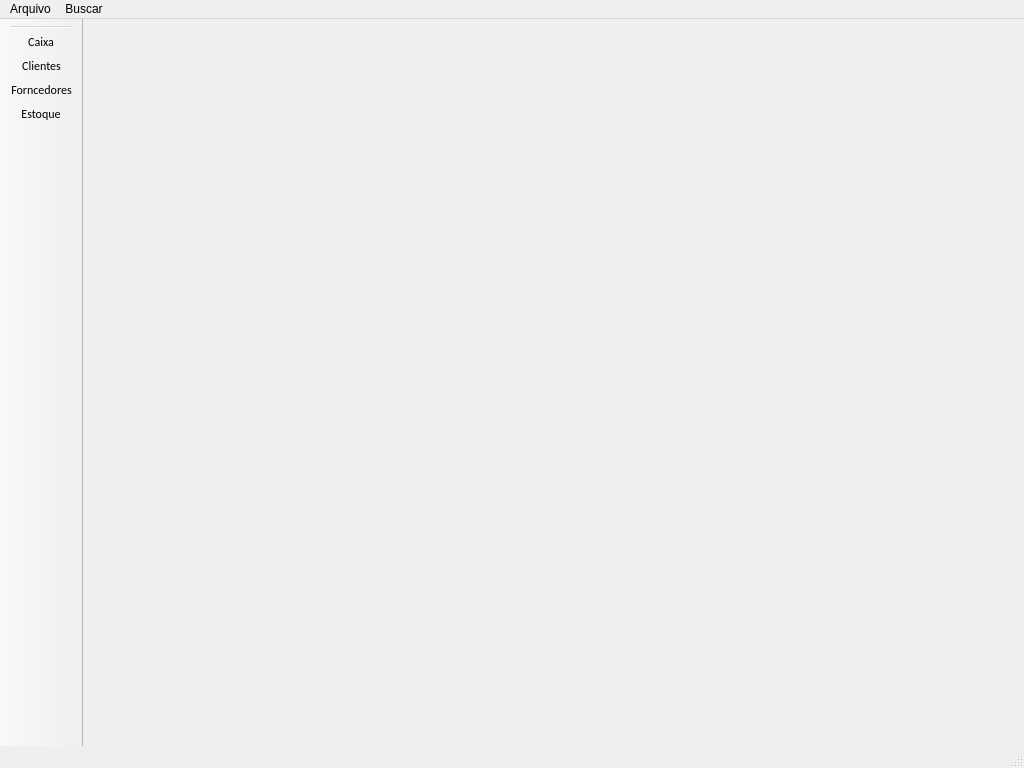
Above: loja/tela_principal.ui from jmessias1725/sexloja before the change. Below: the same form after it.
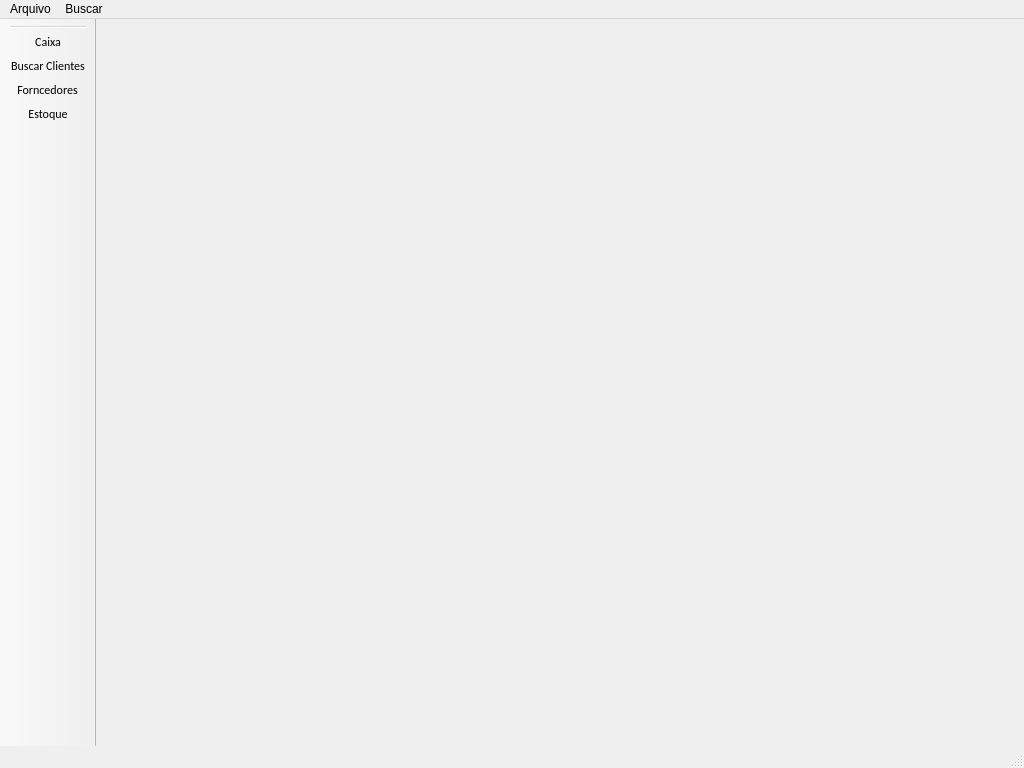
That is the form after the change. Icons and pictures are not drawn.

Patch:
```diff
--- a/loja/tela_principal.ui
+++ b/loja/tela_principal.ui
@@ -117,7 +117,7 @@
      <normaloff>:/img/img/Usuario.png</normaloff>:/img/img/Usuario.png</iconset>
    </property>
    <property name="text">
-    <string>Clientes</string>
+    <string>Buscar Clientes</string>
    </property>
   </action>
   <action name="consultar_caixa">
```
Left out of the diff: 6 changed lines with no effect on the pictures.
